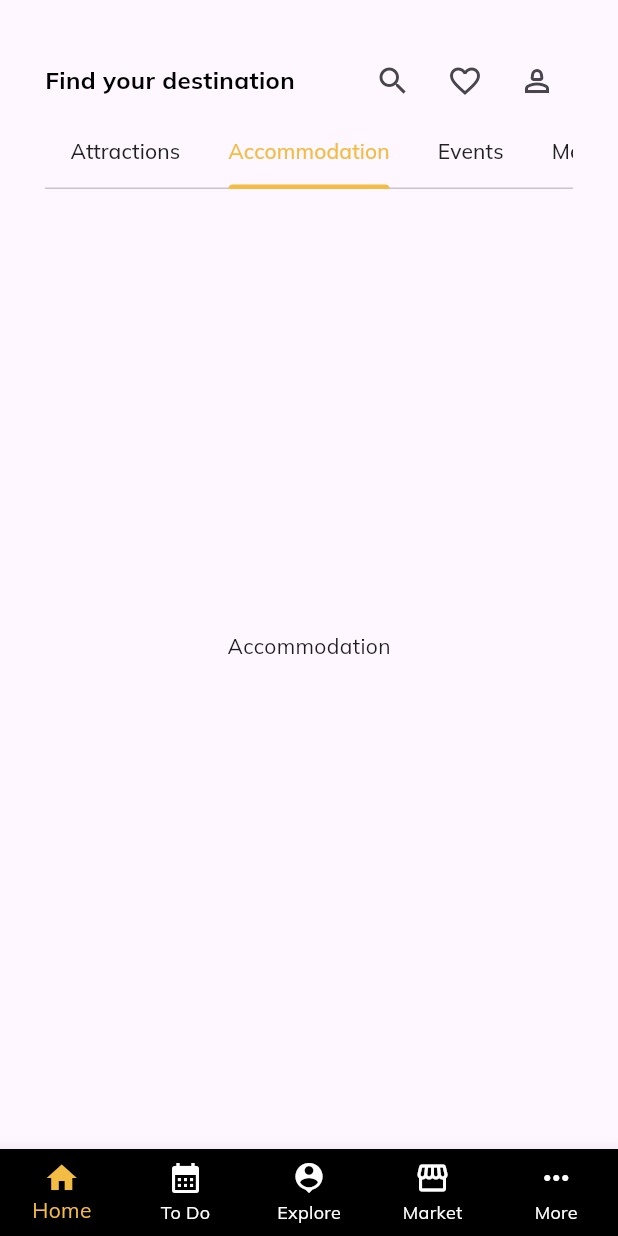
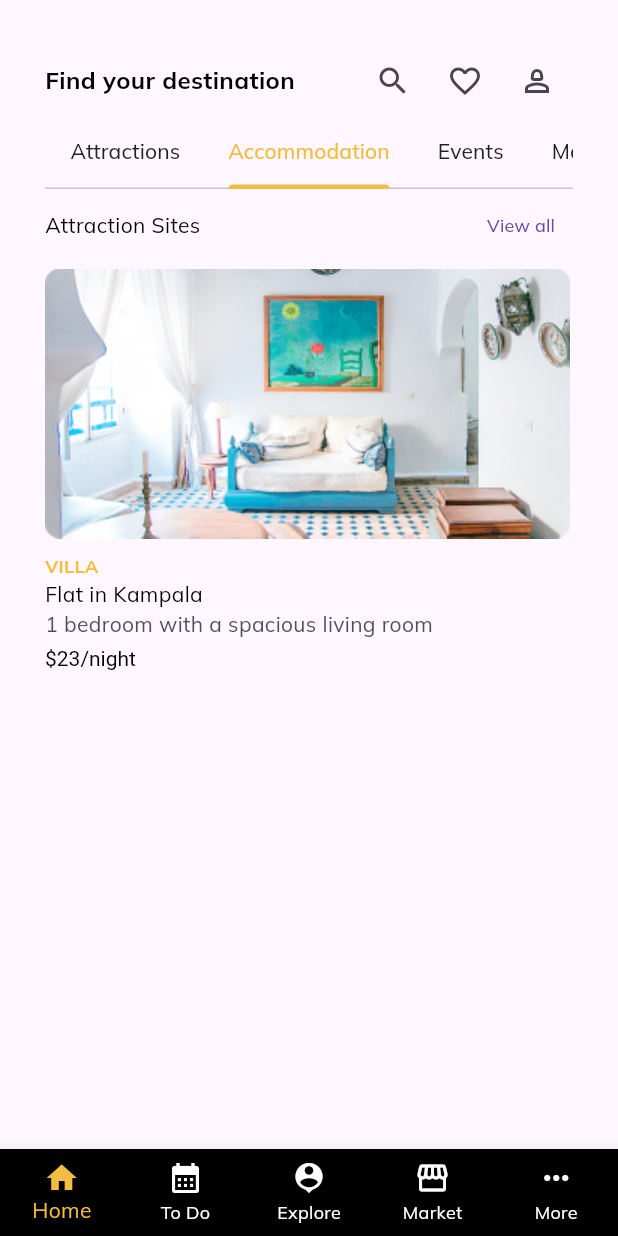
Before and after one commit to Cres-marie/exploreUganda, a Flutter app: the screen it shows after launch, tab 3 chosen, on a phone screen of 412 x 824 dp. Run offline on Flutter 3.47's test engine with Material 3 defaults, Android fonts, the phone set to English and light mode, and no system bars; our stand-ins replace google_fonts.

Commit message:
--all, attractions, accomodations

```diff
--- /dev/null
+++ b/lib/screens/homeScreens/Accomodation.dart
@@ -0,0 +1,78 @@
+import 'package:explore_uganda/components/constants/constants.dart';
+import 'package:flutter/material.dart';
+
+class Accomodation extends StatefulWidget {
+  const Accomodation({super.key});
+
+  @override
+  State<Accomodation> createState() => _AccomodationState();
+}
+
+class _AccomodationState extends State<Accomodation> {
+  @override
+  Widget build(BuildContext context) {
+    return Scaffold(
+      body: Column(
+        crossAxisAlignment: CrossAxisAlignment.start,
+        mainAxisAlignment: MainAxisAlignment.start,
+        children: [
+          Row(
+            mainAxisAlignment: MainAxisAlignment.spaceBetween,
+            children: [
+              Text(
+                'Attraction Sites',
+                style: subwords,
+              ),
+              TextButton(
+                  onPressed: () {},
+                  child: Text(
+                    'View all',
+                    style: TextStyle(fontSize: 12),
+                  )),
+            ],
+          ),
+          SizedBox(
+            height: 5,
+          ),
+
+          Image.asset('assets/accomodation.png'),
+          SizedBox(
+            height: 10,
+          ),
+          Text(
+            'VILLA',
+            style: categories,
+          ),
+          // SizedBox(height: 5,),
+          Text(
+            'Flat in Kampala',
+            style: subwords,
+          ),
+          Text(
+            '1 bedroom with a spacious living room',
+            style: normalText,
+          ),
+          SizedBox(
+            height: 5,
+          ),
+          Row(
+            children: [
+              RichText(
+                text: TextSpan(
+                    text: "\$23",
+                    style: subwords,
+                    children: [
+                      TextSpan(
+                        text: "/night",
+
+
+                      ),
+                    ]),
+              )
+            ],
+          )
+        ],
+      ),
+    );
+  }
+}
--- a/lib/screens/homeScreens/Home.dart
+++ b/lib/screens/homeScreens/Home.dart
@@ -1,5 +1,7 @@
 import 'package:explore_uganda/components/constants/constants.dart';
+import 'package:explore_uganda/screens/homeScreens/Accomodation.dart';
 import 'package:explore_uganda/screens/homeScreens/All.dart';
+import 'package:explore_uganda/screens/homeScreens/Attractions.dart';
 import 'package:flutter/material.dart';
 
 class Home extends StatefulWidget {
@@ -70,8 +72,8 @@ class _HomeState extends State<Home> with SingleTickerProviderStateMixin {
                   controller: _tabController,
                   children: const [
                     All(),
-                    Center(child: Text('Attractions')),
-                    Center(child: Text('Accommodation')),
+                    Attractions(),
+                    Accomodation(),
                     Center(child: Text('Events')),
                     Center(child: Text('Market Place')),
                     Center(child: Text('Investments')),
```
Also changed, not shown: lib/screens/homeScreens/Attractions.dart (added, +50 -0 lines), assets/accomodation.png (added).
